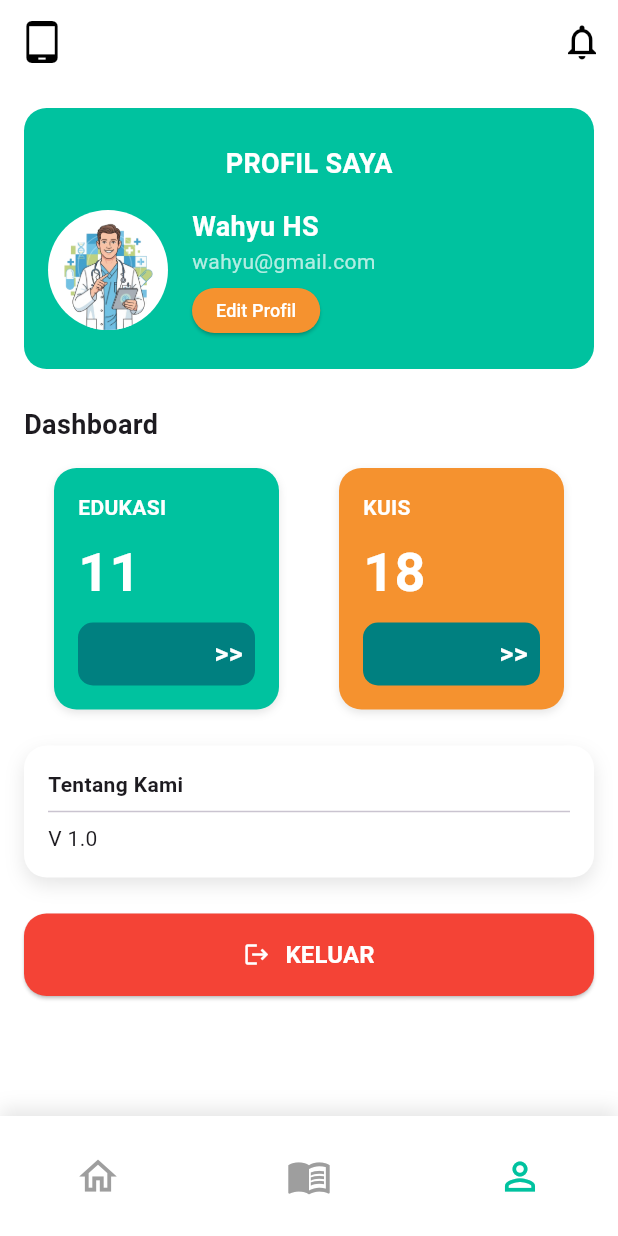
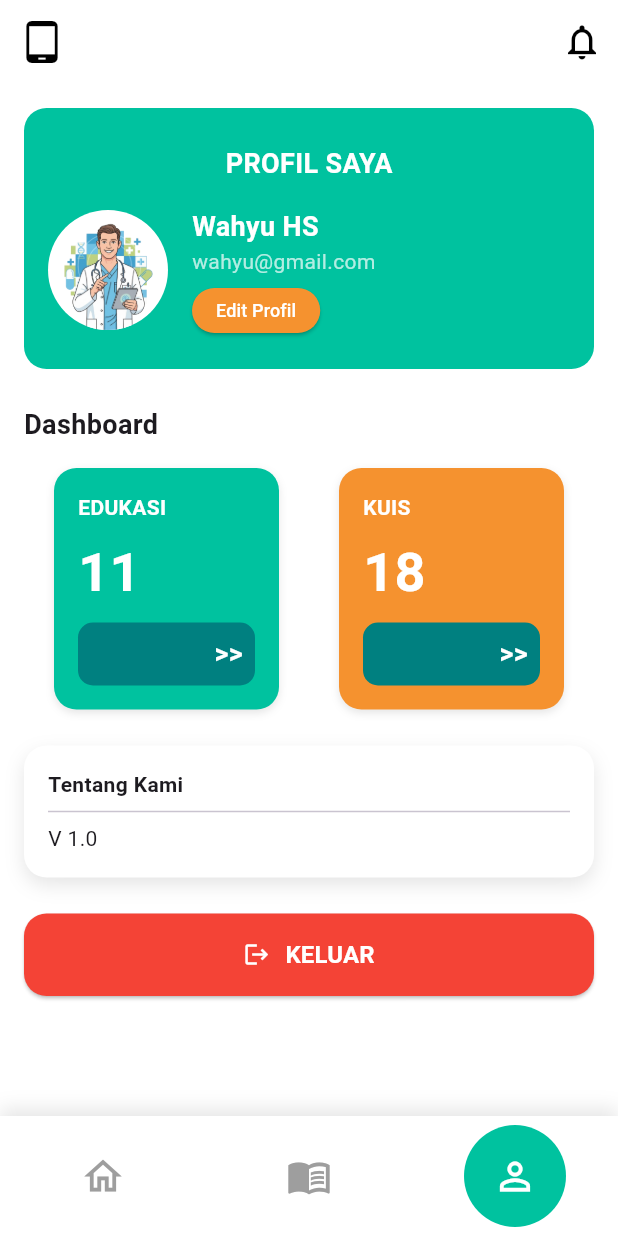
Before and after one commit to whsasmita/Tirtha-App, a Flutter app: the QuizDashboardPage screen opened by its route, after a tap on the "person outline" icon, on a phone screen of 412 x 824 dp. Run offline on Flutter 3.47's test engine with Material 3 defaults, Android fonts, the phone set to English and light mode, and no system bars.

Commit message:
update bottom nav bar

```diff
--- a/lib/main.dart
+++ b/lib/main.dart
@@ -36,7 +36,7 @@ class MyApp extends StatelessWidget {
         AppRoutes.about: (context) => const AboutPage(),
         AppRoutes.createEducation: (context) => const CreateEducationPage(),
         AppRoutes.createQuiz: (context) => const CreateQuizPage(),
-        AppRoutes.listEducation: (context) => const EducationPage(),
+        AppRoutes.listEducation: (context) => const EducationListPage(),
         AppRoutes.listQuiz: (context) => const QuizPage(),
       },
     );
--- a/lib/presentation/pages/education_list_page.dart
+++ b/lib/presentation/pages/education_list_page.dart
@@ -5,9 +5,31 @@ import 'package:tirtha_app/presentation/widgets/top_bar.dart';
 import 'package:tirtha_app/presentation/widgets/bottom_nav_v1.dart';
 import 'package:tirtha_app/presentation/widgets/grid_item_card.dart';
 import 'package:tirtha_app/presentation/widgets/home_header.dart';
+import 'package:tirtha_app/routes/app_routes.dart';
 
-class EducationPage extends StatelessWidget {
-  const EducationPage({Key? key}) : super(key: key);
+class EducationListPage extends StatefulWidget {
+  const EducationListPage({super.key});
+
+  @override
+  State<EducationListPage> createState() => _EducationDashboardPageState();
+}
+
+class _EducationDashboardPageState extends State<EducationListPage> {
+  int _selectedIndex = 1;
+
+  void _onItemTapped(int index) {
+    setState(() {
+      _selectedIndex = index;
+    });
+
+    if (index == 0) {
+
+    } else if (index == 1) {
+      // Tetap di halaman ini
+    } else if (index == 2) {
+      Navigator.pushNamed(context, AppRoutes.profile);
+    }
+  }
 
   final List<Map<String, String>> educationItems = const [
     {
@@ -48,7 +70,8 @@ class EducationPage extends StatelessWidget {
             child: HomeHeader(
               title: 'EDUKASI KESEHATAN',
               backgroundColor: AppColors.secondary,
-              illustrationPath: 'assets/doctor.png', // Ilustrasi dokter untuk edukasi
+              illustrationPath:
+                  'assets/doctor.png', // Ilustrasi dokter untuk edukasi
             ),
           ),
           const SizedBox(height: 10),
@@ -69,7 +92,10 @@ class EducationPage extends StatelessWidget {
                         hintStyle: TextStyle(color: Colors.grey),
                         prefixIcon: Icon(Icons.search, color: Colors.grey),
                         border: InputBorder.none,
-                        contentPadding: EdgeInsets.symmetric(vertical: 14, horizontal: 10),
+                        contentPadding: EdgeInsets.symmetric(
+                          vertical: 14,
+                          horizontal: 10,
+                        ),
                       ),
                     ),
                   ),
@@ -114,10 +140,8 @@ class EducationPage extends StatelessWidget {
         ],
       ),
       bottomNavigationBar: BottomNavV1(
-        selectedIndex: 1,
-        onItemTapped: (index) {
-          // TODO: Tambahkan logika navigasi untuk BottomNavV2 di sini
-        },
+        selectedIndex: _selectedIndex,
+        onItemTapped: _onItemTapped,
       ),
     );
   }
--- a/lib/presentation/pages/education_page.dart
+++ b/lib/presentation/pages/education_page.dart
@@ -1,7 +1,7 @@
 import 'package:flutter/material.dart';
 import 'package:tirtha_app/presentation/themes/color.dart';
 import 'package:tirtha_app/presentation/widgets/top_bar.dart';
-import 'package:tirtha_app/presentation/widgets/bottom_nav_v1.dart';
+import 'package:tirtha_app/presentation/widgets/bottom_nav_v2.dart';
 import 'package:tirtha_app/presentation/widgets/home_header.dart';
 import 'package:tirtha_app/routes/app_routes.dart';
 
@@ -21,11 +21,11 @@ class _EducationDashboardPageState extends State<EducationDashboardPage> {
     });
 
     if (index == 0) {
-      Navigator.pushNamed(context, AppRoutes.quizDashboard);
+      Navigator.pushNamed(context, AppRoutes.profile);
     } else if (index == 1) {
       // Tetap di halaman ini
     } else if (index == 2) {
-      Navigator.pushNamed(context, AppRoutes.profile);
+      Navigator.pushNamed(context, AppRoutes.quizDashboard);
     }
   }
 
@@ -42,21 +42,65 @@ class _EducationDashboardPageState extends State<EducationDashboardPage> {
             child: const IntrinsicHeight(
               child: Row(
                 children: [
-                  SizedBox(width: 40, child: Text('No', textAlign: TextAlign.center, style: TextStyle(fontWeight: FontWeight.bold))),
-                  Expanded(child: Padding(padding: EdgeInsets.symmetric(horizontal: 8.0, vertical: 8.0), child: Text('Nama', style: TextStyle(fontWeight: FontWeight.bold)))),
-                  SizedBox(width: 100, child: Text('Link', textAlign: TextAlign.center, style: TextStyle(fontWeight: FontWeight.bold))),
+                  SizedBox(
+                    width: 40,
+                    child: Text(
+                      'No',
+                      textAlign: TextAlign.center,
+                      style: TextStyle(fontWeight: FontWeight.bold),
+                    ),
+                  ),
+                  Expanded(
+                    child: Padding(
+                      padding: EdgeInsets.symmetric(
+                        horizontal: 8.0,
+                        vertical: 8.0,
+                      ),
+                      child: Text(
+                        'Nama',
+                        style: TextStyle(fontWeight: FontWeight.bold),
+                      ),
+                    ),
+                  ),
+                  SizedBox(
+                    width: 100,
+                    child: Text(
+                      'Link',
+                      textAlign: TextAlign.center,
+                      style: TextStyle(fontWeight: FontWeight.bold),
+                    ),
+                  ),
                 ],
               ),
             ),
           ),
           Container(
-            decoration: BoxDecoration(border: Border.all(color: Colors.grey.shade300)),
+            decoration: BoxDecoration(
+              border: Border.all(color: Colors.grey.shade300),
+            ),
             child: const IntrinsicHeight(
               child: Row(
                 children: [
-                  SizedBox(width: 40, child: Text('1', textAlign: TextAlign.center)),
-                  Expanded(child: Padding(padding: EdgeInsets.all(8.0), child: Text('Edukasi 1'))),
-                  SizedBox(width: 100, child: Text('Klik disini', style: TextStyle(color: AppColors.secondary, decoration: TextDecoration.underline))),
+                  SizedBox(
+                    width: 40,
+                    child: Text('1', textAlign: TextAlign.center),
+                  ),
+                  Expanded(
+                    child: Padding(
+                      padding: EdgeInsets.all(8.0),
+                      child: Text('Edukasi 1'),
+                    ),
+                  ),
+                  SizedBox(
+                    width: 100,
+                    child: Text(
+                      'Klik disini',
+                      style: TextStyle(
+                        color: AppColors.secondary,
+                        decoration: TextDecoration.underline,
+                      ),
+                    ),
+                  ),
                 ],
               ),
             ),
@@ -90,16 +134,36 @@ class _EducationDashboardPageState extends State<EducationDashboardPage> {
                   Expanded(
                     child: Container(
                       height: 50,
-                      decoration: BoxDecoration(borderRadius: BorderRadius.circular(10), border: Border.all(color: Colors.grey.shade300)),
-                      child: const TextField(decoration: InputDecoration(hintText: 'cari edukasi disini', hintStyle: TextStyle(color: Colors.grey), prefixIcon: Icon(Icons.search, color: Colors.grey), border: InputBorder.none, contentPadding: EdgeInsets.symmetric(vertical: 14, horizontal: 10))),
+                      decoration: BoxDecoration(
+                        borderRadius: BorderRadius.circular(10),
+                        border: Border.all(color: Colors.grey.shade300),
+                      ),
+                      child: const TextField(
+                        decoration: InputDecoration(
+                          hintText: 'cari edukasi disini',
+                          hintStyle: TextStyle(color: Colors.grey),
+                          prefixIcon: Icon(Icons.search, color: Colors.grey),
+                          border: InputBorder.none,
+                          contentPadding: EdgeInsets.symmetric(
+                            vertical: 14,
+                            horizontal: 10,
+                          ),
+                        ),
+                      ),
                     ),
                   ),
                   const SizedBox(width: 10),
                   Container(
                     width: 50,
                     height: 50,
-                    decoration: BoxDecoration(color: AppColors.tertiary, borderRadius: BorderRadius.circular(10)),
-                    child: IconButton(icon: const Icon(Icons.filter_list, color: Colors.white), onPressed: () {}),
+                    decoration: BoxDecoration(
+                      color: AppColors.tertiary,
+                      borderRadius: BorderRadius.circular(10),
+                    ),
+                    child: IconButton(
+                      icon: const Icon(Icons.filter_list, color: Colors.white),
+                      onPressed: () {},
+                    ),
                   ),
                 ],
               ),
@@ -110,7 +174,7 @@ class _EducationDashboardPageState extends State<EducationDashboardPage> {
           ],
         ),
       ),
-      bottomNavigationBar: BottomNavV1(
+      bottomNavigationBar: BottomNavV2(
         selectedIndex: _selectedIndex,
         onItemTapped: _onItemTapped,
       ),
--- a/lib/presentation/pages/profile_page.dart
+++ b/lib/presentation/pages/profile_page.dart
@@ -3,9 +3,31 @@ import 'package:tirtha_app/presentation/themes/color.dart';
 import 'package:tirtha_app/presentation/widgets/bottom_nav_v1.dart';
 import 'package:tirtha_app/presentation/widgets/top_bar.dart';
 import 'package:tirtha_app/presentation/widgets/info_card.dart';
+import 'package:tirtha_app/routes/app_routes.dart';
 
-class ProfilePage extends StatelessWidget {
-  const ProfilePage({Key? key}) : super(key: key);
+class ProfilePage extends StatefulWidget {
+  const ProfilePage({super.key});
+
+  @override
+  State<ProfilePage> createState() => _ProfilePageState();
+}
+
+class _ProfilePageState extends State<ProfilePage> {
+  int _selectedIndex = 2;
+
+  void _onItemTapped(int index) {
+    setState(() {
+      _selectedIndex = index;
+    });
+
+    if (index == 0) {
+
+    } else if (index == 1) {
+      Navigator.pushNamed(context, AppRoutes.listEducation);
+    } else if (index == 2) {
+      // Tetap di halaman ini
+    }
+  }
 
   @override
   Widget build(BuildContext context) {
@@ -142,10 +164,8 @@ class ProfilePage extends StatelessWidget {
         ),
       ),
       bottomNavigationBar: BottomNavV1(
-        selectedIndex: 2,
-        onItemTapped: (index) {
-
-        },
+        selectedIndex: _selectedIndex,
+        onItemTapped: _onItemTapped,
       ),
     );
   }
--- a/lib/presentation/pages/quiz_page.dart
+++ b/lib/presentation/pages/quiz_page.dart
@@ -21,7 +21,7 @@ class _QuizDashboardPageState extends State<QuizDashboardPage> {
     });
 
     if (index == 0) {
-      Navigator.pushNamed(context, AppRoutes.educationDashboard);
+      Navigator.pushNamed(context, AppRoutes.profile);
     } else if (index == 1) {
       Navigator.pushNamed(context, AppRoutes.educationDashboard);
     } else if (index == 2) {
--- a/lib/presentation/widgets/bottom_nav_v1.dart
+++ b/lib/presentation/widgets/bottom_nav_v1.dart
@@ -28,10 +28,17 @@ class BottomNavV1 extends StatelessWidget {
       child: Row(
         mainAxisAlignment: MainAxisAlignment.spaceAround,
         children: [
-          IconButton(
-            icon: const Icon(Icons.home_outlined, size: 30),
-            color: selectedIndex == 0 ? AppColors.secondary : Colors.grey,
-            onPressed: () => onItemTapped(0),
+          Container(
+            padding: const EdgeInsets.all(10),
+            decoration: BoxDecoration(
+              color: selectedIndex == 0 ? AppColors.secondary : Colors.transparent,
+              shape: BoxShape.circle,
+            ),
+            child: IconButton(
+              icon: Icon(Icons.home_outlined, size: 30),
+              color: selectedIndex == 0 ? Colors.white : Colors.grey,
+              onPressed: () => onItemTapped(0),
+            ),
           ),
 
           Container(
@@ -47,10 +54,17 @@ class BottomNavV1 extends StatelessWidget {
             ),
           ),
 
-          IconButton(
-            icon: const Icon(Icons.person_outline, size: 30),
-            color: selectedIndex == 2 ? AppColors.secondary : Colors.grey,
-            onPressed: () => onItemTapped(2),
+          Container(
+            padding: const EdgeInsets.all(10),
+            decoration: BoxDecoration(
+              color: selectedIndex == 2 ? AppColors.secondary : Colors.transparent,
+              shape: BoxShape.circle,
+            ),
+            child: IconButton(
+              icon: Icon(Icons.person_outline, size: 30),
+              color: selectedIndex == 2 ? Colors.white : Colors.grey,
+              onPressed: () => onItemTapped(2),
+            ),
           ),
         ],
       ),
--- a/lib/presentation/widgets/bottom_nav_v2.dart
+++ b/lib/presentation/widgets/bottom_nav_v2.dart
@@ -29,19 +29,34 @@ class BottomNavV2 extends StatelessWidget {
         mainAxisAlignment: MainAxisAlignment.spaceAround,
         children: [
           // Home (Indeks 0)
-          IconButton(
-            icon: const Icon(Icons.home_outlined, size: 30),
-            color: selectedIndex == 0 ? AppColors.secondary : Colors.grey,
-            onPressed: () => onItemTapped(0),
+          Container(
+            padding: const EdgeInsets.all(10),
+            decoration: BoxDecoration(
+              color: selectedIndex == 0 ? AppColors.secondary : Colors.transparent,
+              shape: BoxShape.circle,
+            ),
+            child: IconButton(
+              icon: Icon(Icons.home_outlined, size: 30),
+              color: selectedIndex == 0 ? Colors.white : Colors.grey,
+              onPressed: () => onItemTapped(0),
+            ),
           ),
 
           // Edukasi (Indeks 1)
-          IconButton(
-            icon: const Icon(Icons.menu_book_outlined, size: 30),
-            color: selectedIndex == 1 ? AppColors.secondary : Colors.grey,
-            onPressed: () => onItemTapped(1),
+          Container(
+            padding: const EdgeInsets.all(10),
+            decoration: BoxDecoration(
+              color: selectedIndex == 1 ? AppColors.secondary : Colors.transparent,
+              shape: BoxShape.circle,
+            ),
+            child: IconButton(
+              icon: Icon(Icons.menu_book_outlined, size: 30),
+              color: selectedIndex == 1 ? Colors.white : Colors.grey,
+              onPressed: () => onItemTapped(1),
+            ),
           ),
 
+          // Kuis (Indeks 2) - Dilingkari
           Container(
             padding: const EdgeInsets.all(10),
             decoration: BoxDecoration(
@@ -49,7 +64,7 @@ class BottomNavV2 extends StatelessWidget {
               shape: BoxShape.circle,
             ),
             child: IconButton(
-              icon: Icon(selectedIndex == 2 ? Icons.help_outline : Icons.person_outline, size: 30),
+              icon: Icon(Icons.help_outline, size: 30),
               color: selectedIndex == 2 ? Colors.white : Colors.grey,
               onPressed: () => onItemTapped(2),
             ),
```
